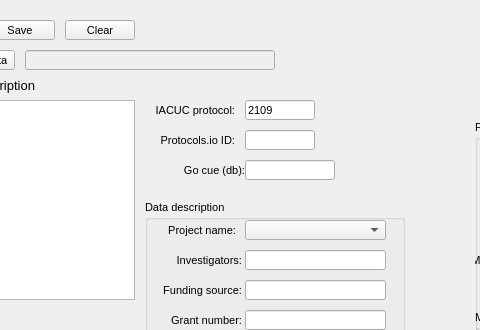
First picture: the form in src/foraging_gui/MetaData.ui, repository AllenNeuralDynamics/dynamic-foraging-task, before the edit; both pictures show x 115 to 595 and y 0 to 330 of the 1256 by 695 pixel window.
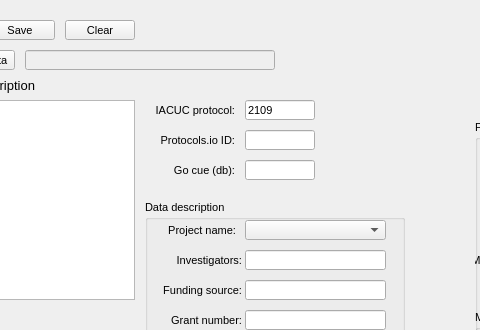
Second picture: the form after the edit.

What changed in the file:
```diff
--- a/src/foraging_gui/MetaData.ui
+++ b/src/foraging_gui/MetaData.ui
@@ -1167,7 +1167,7 @@
     <rect>
      <x>260</x>
      <y>160</y>
-     <width>100</width>
+     <width>90</width>
      <height>20</height>
     </rect>
    </property>
@@ -1192,7 +1192,7 @@
     <rect>
      <x>360</x>
      <y>160</y>
-     <width>90</width>
+     <width>70</width>
      <height>20</height>
     </rect>
    </property>
```
